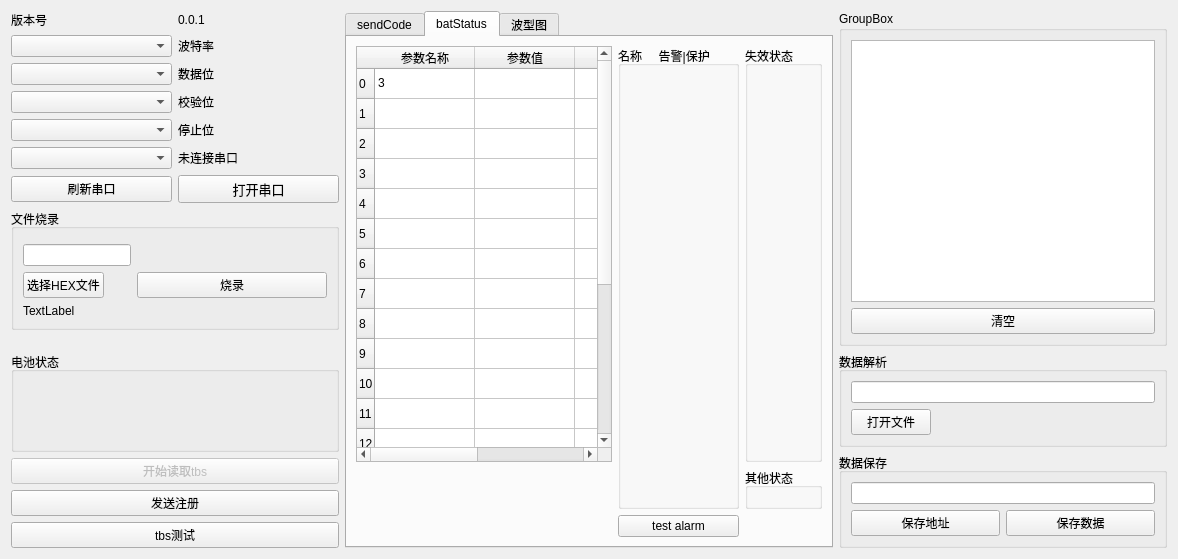
Above: qtproj/widget.ui from Fboxtt/qt_proj before the change. Below: the same form after it.
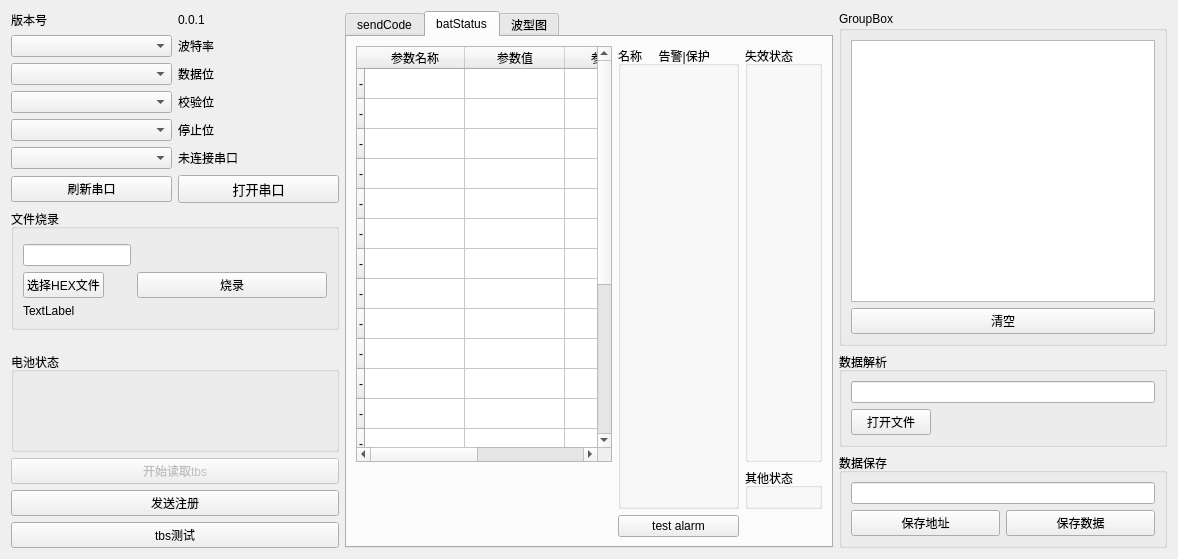
That is the form after the change. The open tabs and pages were chosen to show the change.

Commit message: tableWidget优化视觉效果

Diff of the .ui file:
```diff
--- a/qtproj/widget.ui
+++ b/qtproj/widget.ui
@@ -320,102 +320,102 @@
         <widget class="QTableWidget" name="tableWidget">
          <row>
           <property name="text">
-           <string>0</string>
+           <string>-</string>
           </property>
          </row>
          <row>
           <property name="text">
-           <string>1</string>
+           <string>-</string>
           </property>
          </row>
          <row>
           <property name="text">
-           <string>2</string>
+           <string>-</string>
           </property>
          </row>
          <row>
           <property name="text">
-           <string>3</string>
+           <string>-</string>
           </property>
          </row>
          <row>
           <property name="text">
-           <string>4</string>
+           <string>-</string>
           </property>
          </row>
          <row>
           <property name="text">
-           <string>5</string>
+           <string>-</string>
           </property>
          </row>
          <row>
           <property name="text">
-           <string>6</string>
+           <string>-</string>
           </property>
          </row>
          <row>
           <property name="text">
-           <string>7</string>
+           <string>-</string>
           </property>
          </row>
          <row>
           <property name="text">
-           <string>8</string>
+           <string>-</string>
           </property>
          </row>
          <row>
           <property name="text">
-           <string>9</string>
+           <string>-</string>
           </property>
          </row>
          <row>
           <property name="text">
-           <string>10</string>
+           <string>-</string>
           </property>
          </row>
          <row>
           <property name="text">
-           <string>11</string>
+           <string>-</string>
           </property>
          </row>
          <row>
           <property name="text">
-           <string>12</string>
+           <string>-</string>
           </property>
          </row>
          <row>
           <property name="text">
-           <string>13</string>
+           <string>-</string>
           </property>
          </row>
          <row>
           <property name="text">
-           <string>14</string>
+           <string>-</string>
           </property>
          </row>
          <row>
           <property name="text">
-           <string>15</string>
+           <string>-</string>
           </property>
          </row>
          <row>
           <property name="text">
-           <string>16</string>
+           <string>-</string>
           </property>
          </row>
          <row>
           <property name="text">
-           <string>17</string>
+           <string>-</string>
           </property>
          </row>
          <row>
           <property name="text">
-           <string>18</string>
+           <string>-</string>
           </property>
          </row>
          <row>
           <property name="text">
-           <string>19</string>
+           <string>-</string>
           </property>
          </row>
          <column>
@@ -440,7 +440,7 @@
          </column>
          <item row="0" column="0">
           <property name="text">
-           <string>3</string>
+           <string/>
           </property>
          </item>
         </widget>
```
Left out of the diff: 2 changed lines with no effect on the pictures. The commit also changes 1 other file.
